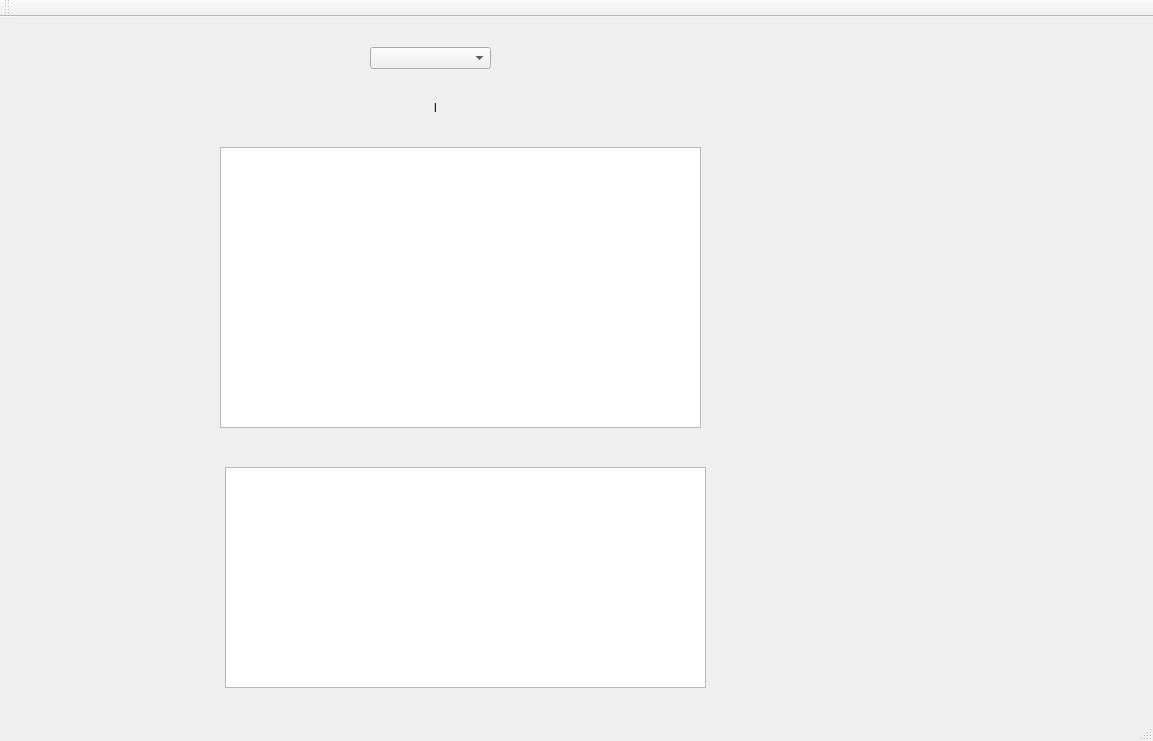
Above: autopurchase.ui from TwIntern24/autoPurchase before the change. Below: the same form after it.
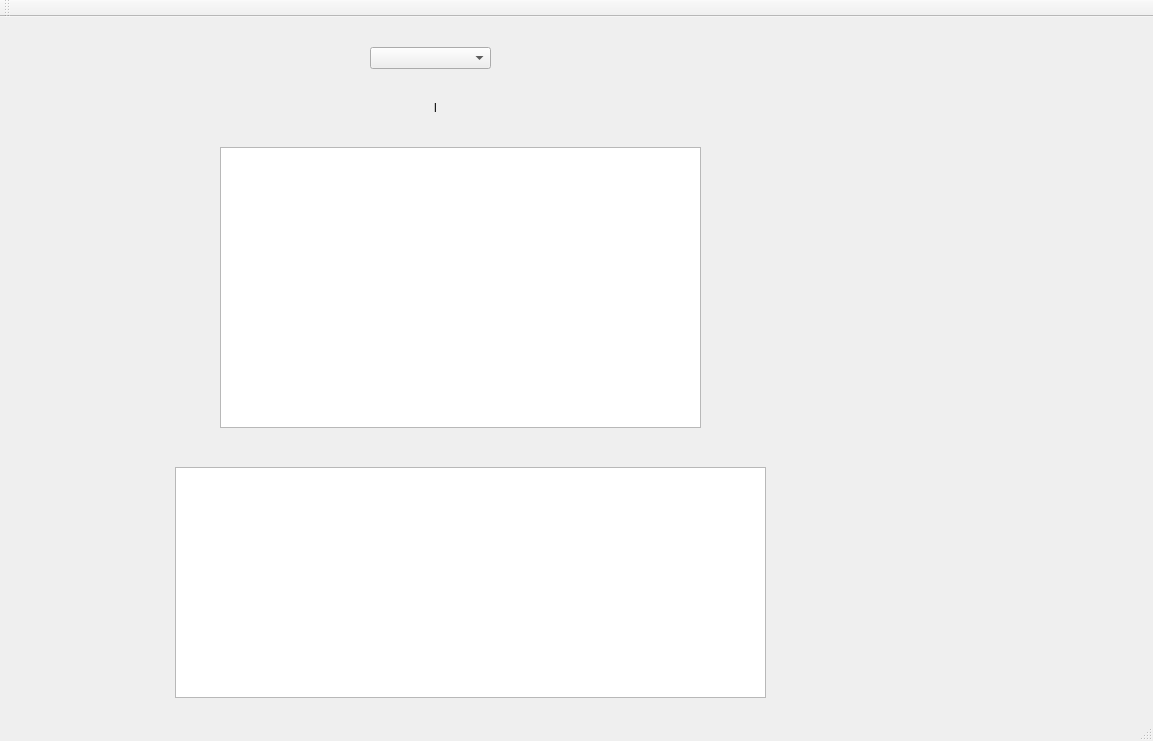
That is the form after the change.

What changed in the file:
```diff
--- a/autopurchase.ui
+++ b/autopurchase.ui
@@ -66,10 +66,10 @@
    <widget class="QTableWidget" name="tableWidgetParts">
     <property name="geometry">
      <rect>
-      <x>225</x>
+      <x>175</x>
       <y>450</y>
-      <width>481</width>
-      <height>221</height>
+      <width>591</width>
+      <height>231</height>
      </rect>
     </property>
    </widget>
```
